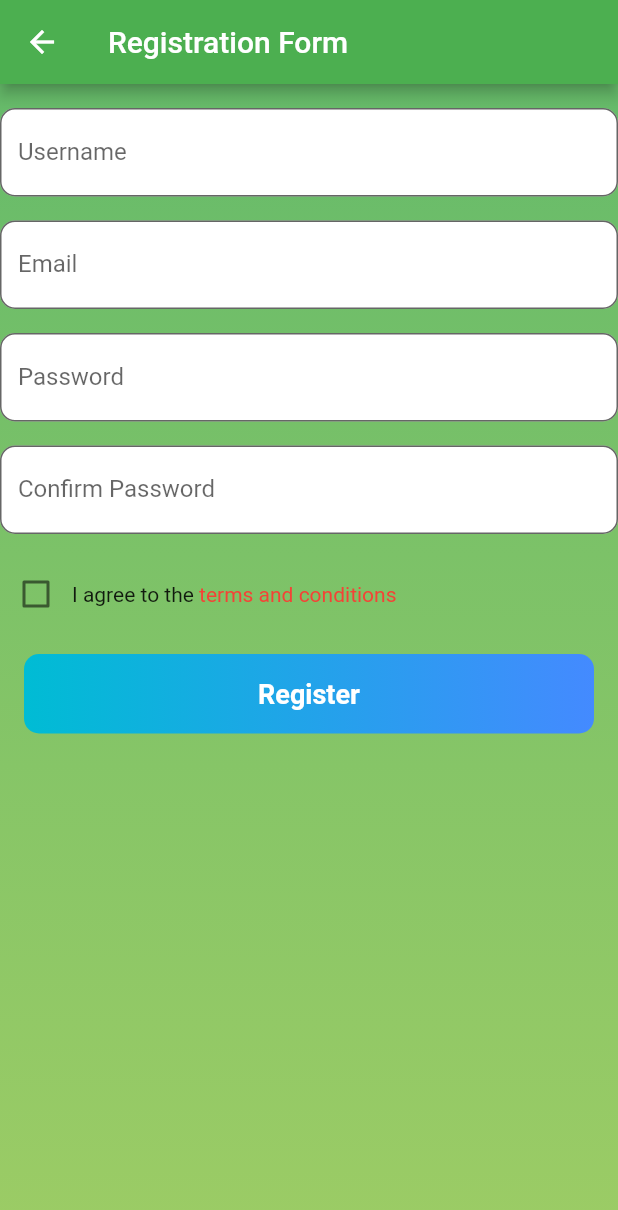
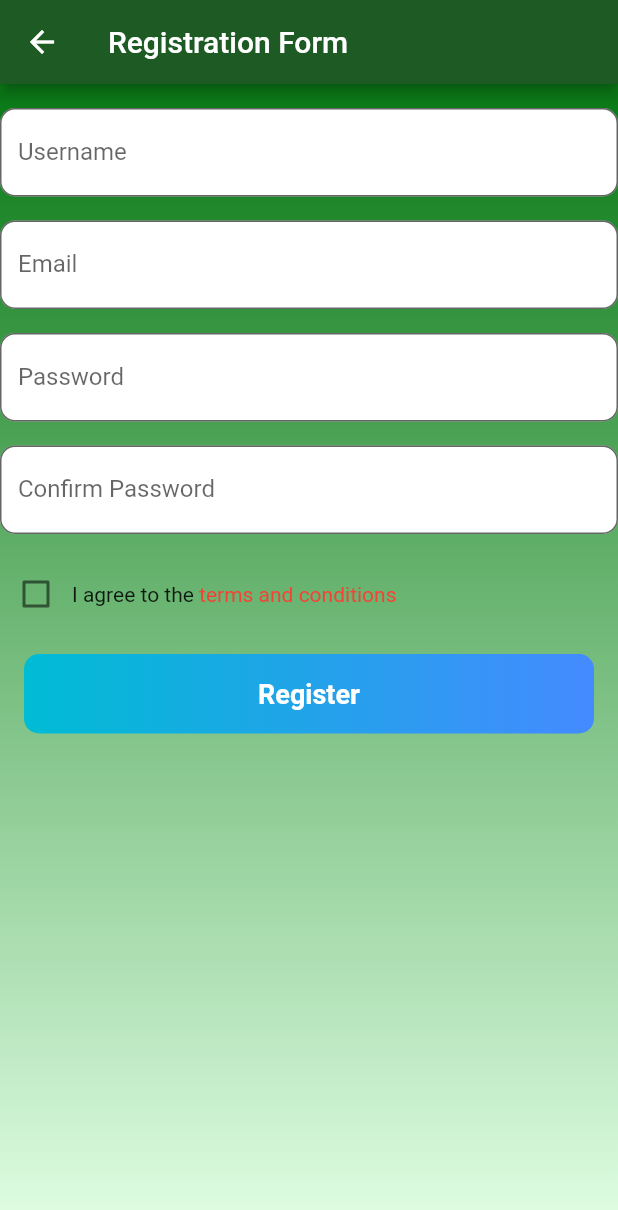
Before and after one commit to FDSAP-ProjectGroup1/appointment_scheduler, a Flutter app: the RegistrationForm screen opened directly, on a phone screen of 412 x 824 dp. Shown: the top 1210 px of the screen. Run offline on Flutter 3.47's test engine with Material 2 defaults, Android fonts, the phone set to English and light mode, and no system bars.

Commit message:
new commit

```diff
--- a/lib/screens/Welcome/Login/loginScreen.dart
+++ b/lib/screens/Welcome/Login/loginScreen.dart
@@ -7,7 +7,7 @@ class LoginScreen extends StatelessWidget {
   final TextEditingController passwordController = TextEditingController();
 
   bool validateCredentials(String email, String password) {
-    // Validate the email and password here.
+    // Perform login authentication here.
     // You can replace this with your own logic.
     return email == 'admin@mail.com' && password == 'password123';
   }
@@ -36,7 +36,7 @@ class LoginScreen extends StatelessWidget {
   Widget build(BuildContext context) {
     return Scaffold(
       backgroundColor: Color(0xff3d9970),
-      body: SingleChildScrollView(
+      body: Padding(
         padding: EdgeInsets.fromLTRB(10, 50, 10, 0),
         child: Column(
           mainAxisAlignment: MainAxisAlignment.start,
--- a/lib/screens/Welcome/Register/Register.dart
+++ b/lib/screens/Welcome/Register/Register.dart
@@ -130,14 +130,14 @@ class _RegistrationFormState extends State<RegistrationForm> {
     return Scaffold(
       appBar: AppBar(
         title: Text('Registration Form'),
-        backgroundColor: Colors.green,
+        backgroundColor: Color(0xFF1e5b24),
       ),
       body: DecoratedBox(
         decoration: BoxDecoration(
           gradient: LinearGradient(
             colors: [
-              Colors.green.shade400,
-              Colors.lightGreen.shade400,
+              Color(0xFF097915),
+              Color(0xFFe2ffe5),
             ],
             begin: Alignment.topCenter,
             end: Alignment.bottomCenter,
--- a/pubspec.yaml
+++ b/pubspec.yaml
@@ -28,6 +28,7 @@ environment:
 # the latest version available on pub.dev. To see which dependencies have newer
 # versions available, run `flutter pub outdated`.
 dependencies:
+  http: ^0.13.4
   flutter:
     sdk: flutter
 
```
Also changed, not shown: lib/models/usersmodel.dart (added, +24 -0 lines), pubspec.lock.
